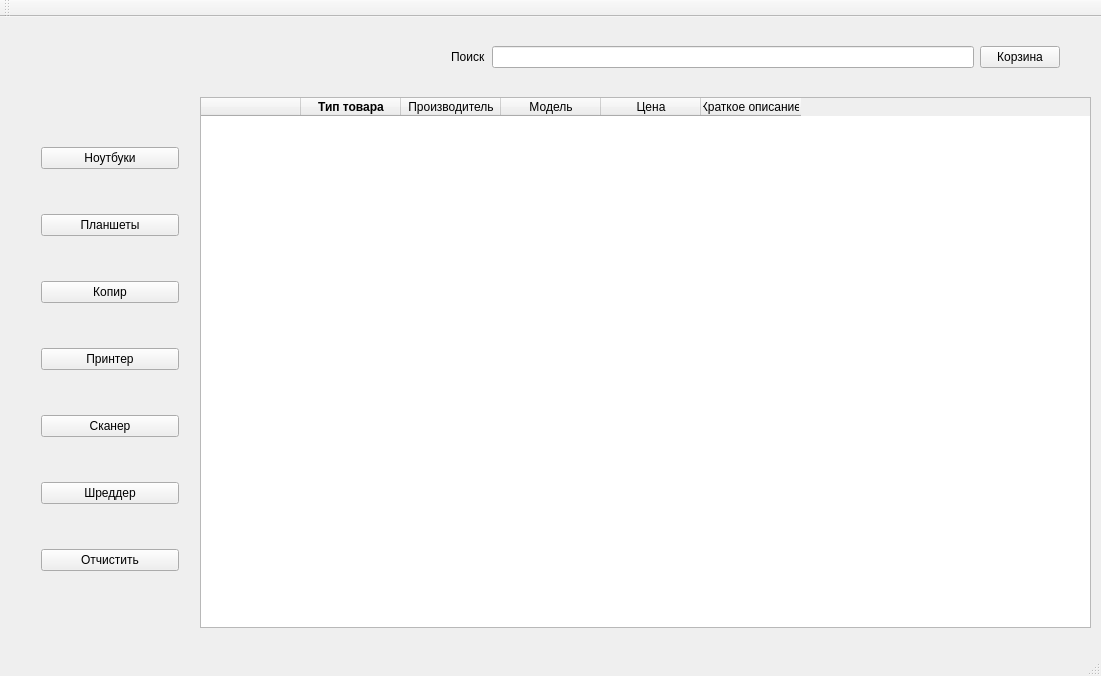
Old version of the form mainwindow.ui in the repository Kagava/VizualCourse.
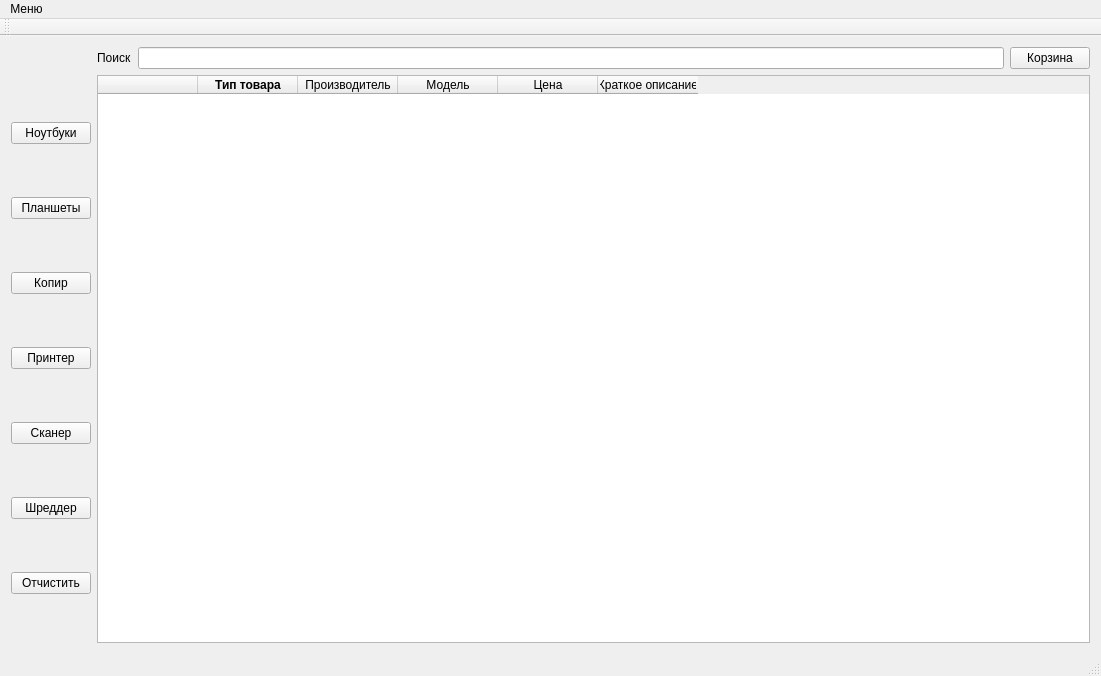
New version of the form.

```diff
--- a/mainwindow.ui
+++ b/mainwindow.ui
@@ -17,18 +17,86 @@
    <enum>Qt::LeftToRight</enum>
   </property>
   <widget class="QWidget" name="centralWidget">
+   <layout class="QGridLayout" name="gridLayout">
+    <item row="0" column="1">
+     <layout class="QHBoxLayout" name="horizontalLayout">
+      <item>
+       <widget class="QLabel" name="label">
+        <property name="text">
+         <string>Поиск</string>
+        </property>
+       </widget>
+      </item>
+      <item>
+       <widget class="QLineEdit" name="lineEditSearch"/>
+      </item>
+      <item>
+       <widget class="QPushButton" name="pushButtonBasket">
+        <property name="text">
+         <string>Корзина</string>
+        </property>
+       </widget>
+      </item>
+     </layout>
+    </item>
+    <item row="1" column="0">
+     <layout class="QVBoxLayout" name="verticalLayout_2">
+      <item>
+       <widget class="QPushButton" name="pushButtonNotebook">
+        <property name="text">
+         <string>Ноутбуки</string>
+        </property>
+       </widget>
+      </item>
+      <item>
+       <widget class="QPushButton" name="pushButtonTablet">
+        <property name="text">
+         <string>Планшеты</string>
+        </property>
+       </widget>
+      </item>
+      <item>
+       <widget class="QPushButton" name="pushButtonCopy">
+        <property name="text">
+         <string>Копир</string>
+        </property>
+       </widget>
+      </item>
+      <item>
+       <widget class="QPushButton" name="pushButtonPrinter">
+        <property name="text">
+         <string>Принтер</string>
+        </property>
+       </widget>
+      </item>
+      <item>
+       <widget class="QPushButton" name="pushButtonScaner">
+        <property name="text">
+         <string>Сканер</string>
+        </property>
+       </widget>
+      </item>
+      <item>
+       <widget class="QPushButton" name="pushButtonShredder">
+        <property name="text">
+         <string>Шреддер</string>
+        </property>
+       </widget>
+      </item>
+      <item>
+       <widget class="QPushButton" name="pushButtonClear">
+        <property name="text">
+         <string>Отчистить</string>
+        </property>
+       </widget>
+      </item>
+     </layout>
+    </item>
+    <item row="1" column="1">
    <widget class="QTableWidget" name="mainTableOfProduct">
     <property name="enabled">
      <bool>true</bool>
     </property>
-    <property name="geometry">
-     <rect>
-      <x>200</x>
-      <y>80</y>
-      <width>891</width>
-      <height>531</height>
-     </rect>
-    </property>
     <property name="minimumSize">
      <size>
       <width>891</width>
@@ -78,96 +146,8 @@
      </property>
     </column>
    </widget>
-   <widget class="QWidget" name="verticalLayoutWidget_2">
-    <property name="geometry">
-     <rect>
-      <x>30</x>
-      <y>80</y>
-      <width>160</width>
-      <height>531</height>
-     </rect>
-    </property>
-    <layout class="QVBoxLayout" name="verticalLayout_2">
-     <item>
-      <widget class="QPushButton" name="pushButtonNotebook">
-       <property name="text">
-        <string>Ноутбуки</string>
-       </property>
-      </widget>
-     </item>
-     <item>
-      <widget class="QPushButton" name="pushButtonTablet">
-       <property name="text">
-        <string>Планшеты</string>
-       </property>
-      </widget>
-     </item>
-     <item>
-      <widget class="QPushButton" name="pushButtonCopy">
-       <property name="text">
-        <string>Копир</string>
-       </property>
-      </widget>
-     </item>
-     <item>
-      <widget class="QPushButton" name="pushButtonPrinter">
-       <property name="text">
-        <string>Принтер</string>
-       </property>
-      </widget>
-     </item>
-     <item>
-      <widget class="QPushButton" name="pushButtonScaner">
-       <property name="text">
-        <string>Сканер</string>
-       </property>
-      </widget>
-     </item>
-     <item>
-      <widget class="QPushButton" name="pushButtonShredder">
-       <property name="text">
-        <string>Шреддер</string>
-       </property>
-      </widget>
-     </item>
-     <item>
-      <widget class="QPushButton" name="pushButtonClear">
-       <property name="text">
-        <string>Отчистить</string>
-       </property>
-      </widget>
-     </item>
-    </layout>
-   </widget>
-   <widget class="QWidget" name="horizontalLayoutWidget">
-    <property name="geometry">
-     <rect>
-      <x>440</x>
-      <y>0</y>
-      <width>631</width>
-      <height>80</height>
-     </rect>
-    </property>
-    <layout class="QHBoxLayout" name="horizontalLayout">
-     <item>
-      <widget class="QLabel" name="label">
-       <property name="text">
-        <string>Поиск</string>
-       </property>
-      </widget>
-     </item>
-     <item>
-      <widget class="QLineEdit" name="lineEditSearch"/>
-     </item>
-     <item>
-      <widget class="QPushButton" name="pushButtonBasket">
-       <property name="text">
-        <string>Корзина</string>
-       </property>
-      </widget>
-     </item>
-    </layout>
-   </widget>
+    </item>
+   </layout>
   </widget>
   <widget class="QMenuBar" name="menuBar">
    <property name="geometry">
@@ -178,6 +158,13 @@
      <height>21</height>
     </rect>
    </property>
+   <widget class="QMenu" name="menu">
+    <property name="title">
+     <string>Меню</string>
+    </property>
+    <addaction name="leaveButton"/>
+   </widget>
+   <addaction name="menu"/>
   </widget>
   <widget class="QToolBar" name="mainToolBar">
    <attribute name="toolBarArea">
```
Left out of the diff: 7 changed lines with no effect on the pictures. Lines whose indentation alone changed are shown as unchanged.
